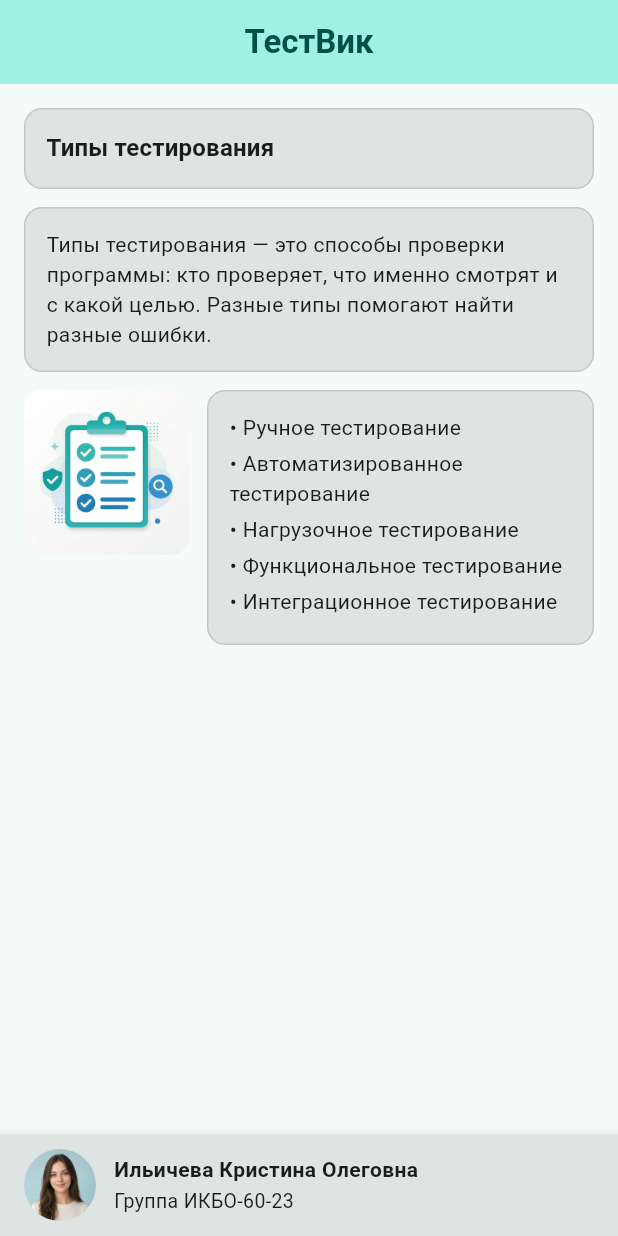
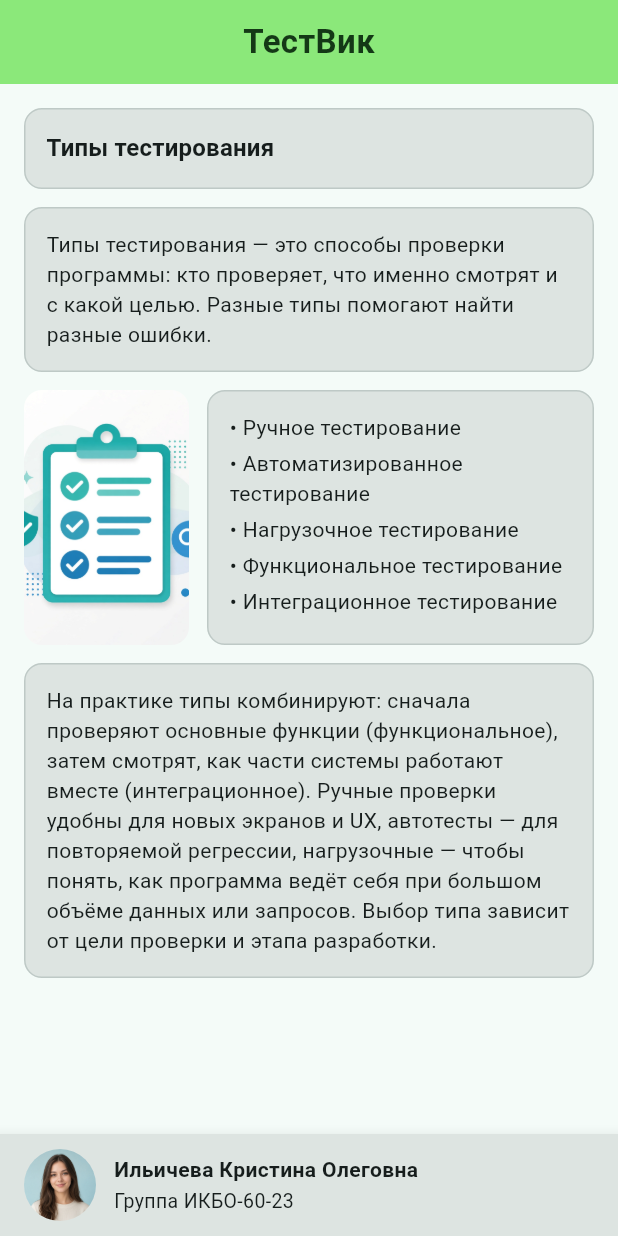
Before and after one commit to KrisForWork/flutter1, a Flutter app: the screen it shows after launch, on a phone screen of 412 x 824 dp. Run offline on Flutter 3.47's test engine with Material 3 defaults, Android fonts, the phone set to English and light mode, and no system bars.

Commit message:
add more text

```diff
--- a/lib/app.dart
+++ b/lib/app.dart
@@ -10,6 +10,14 @@ class DirectoryApp extends StatelessWidget {
       'Типы тестирования — это способы проверки программы: '
       'кто проверяет, что именно смотрят и с какой целью. '
       'Разные типы помогают найти разные ошибки.';
+
+  static const topicExtra =
+      'На практике типы комбинируют: сначала проверяют основные функции '
+      '(функциональное), затем смотрят, как части системы работают вместе '
+      '(интеграционное). Ручные проверки удобны для новых экранов и UX, '
+      'автотесты — для повторяемой регрессии, нагрузочные — чтобы понять, '
+      'как программа ведёт себя при большом объёме данных или запросов. '
+      'Выбор типа зависит от цели проверки и этапа разработки.';
 
   static const testingTypes = <String>[
     'Ручное тестирование',
@@ -51,17 +59,18 @@ class _HomePage extends StatelessWidget {
         child: Column(
           children: [
             // Полоса заголовка на всю ширину
-            Material(
-              color: scheme.primaryContainer,
+            const ColoredBox(
+              color: Color(0xFF8BE87A),
               child: SizedBox(
                 width: double.infinity,
                 height: 56,
                 child: Center(
                   child: Text(
                     DirectoryApp.appTitle,
-                    style: textTheme.titleLarge?.copyWith(
+                    style: TextStyle(
+                      fontSize: 22,
                       fontWeight: FontWeight.w700,
-                      color: scheme.onPrimaryContainer,
+                      color: Color(0xFF143816),
                     ),
                   ),
                 ),
@@ -92,25 +101,26 @@ class _HomePage extends StatelessWidget {
               ),
             ),
             const SizedBox(height: 12),
-            // Картинка + список типов
+            // Картинка + список типов (одна высота)
             Padding(
               padding: const EdgeInsets.symmetric(horizontal: 16),
+              child: IntrinsicHeight(
                 child: Row(
-                crossAxisAlignment: CrossAxisAlignment.start,
+                  crossAxisAlignment: CrossAxisAlignment.stretch,
                   children: [
-                  ClipRRect(
+                    SizedBox(
+                      width: 110,
+                      child: ClipRRect(
                         borderRadius: BorderRadius.circular(12),
                         child: Image.asset(
                           DirectoryApp.topicImageAsset,
-                      width: 110,
-                      height: 110,
                           fit: BoxFit.cover,
-                      errorBuilder: (_, _, _) => Container(
-                        width: 110,
-                        height: 110,
+                          errorBuilder: (_, _, _) => ColoredBox(
                             color: scheme.secondaryContainer,
-                        alignment: Alignment.center,
-                        child: const Icon(Icons.image_not_supported),
+                            child: const Center(
+                              child: Icon(Icons.image_not_supported),
+                            ),
+                          ),
                         ),
                       ),
                     ),
@@ -119,17 +129,33 @@ class _HomePage extends StatelessWidget {
                       child: _InfoBox(
                         child: Column(
                           crossAxisAlignment: CrossAxisAlignment.start,
+                          mainAxisAlignment: MainAxisAlignment.center,
                           children: [
                             for (final type in DirectoryApp.testingTypes)
                               Padding(
                                 padding: const EdgeInsets.only(bottom: 4),
-                              child: Text('• $type', style: textTheme.bodyMedium),
+                                child: Text(
+                                  '• $type',
+                                  style: textTheme.bodyMedium,
+                                ),
                               ),
                           ],
                         ),
                       ),
                     ),
                   ],
+                ),
+              ),
+            ),
+            const SizedBox(height: 12),
+            // Продолжение информации — высота по тексту
+            Padding(
+              padding: const EdgeInsets.fromLTRB(16, 0, 16, 12),
+              child: _InfoBox(
+                child: Text(
+                  DirectoryApp.topicExtra,
+                  style: textTheme.bodyMedium,
+                ),
               ),
             ),
             const Spacer(),
```
Also changed, not shown: assets/images/article_auto.png (deleted), assets/images/article_flutter.png (deleted), assets/images/article_load.png (deleted), assets/images/article_manual.png (deleted), assets/images/article_system.png (deleted). Lines whose indentation alone changed are shown as unchanged.
